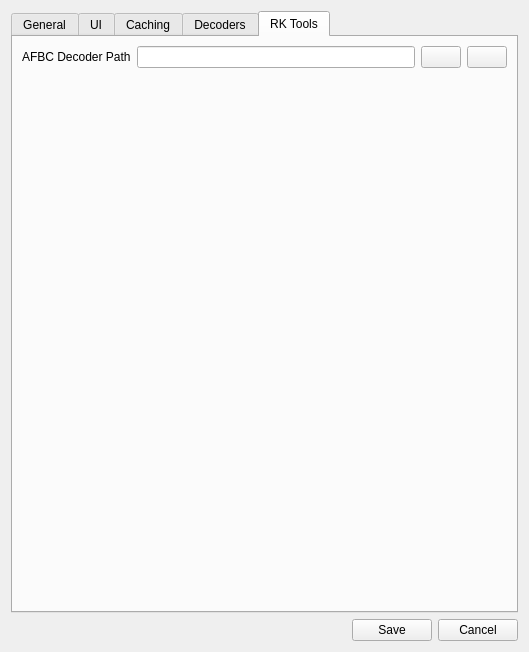
This is YUViewLib/ui/settingsDialog.ui in ganhailin/YUView as Qt 5 draws it before an edit. The edited form follows.
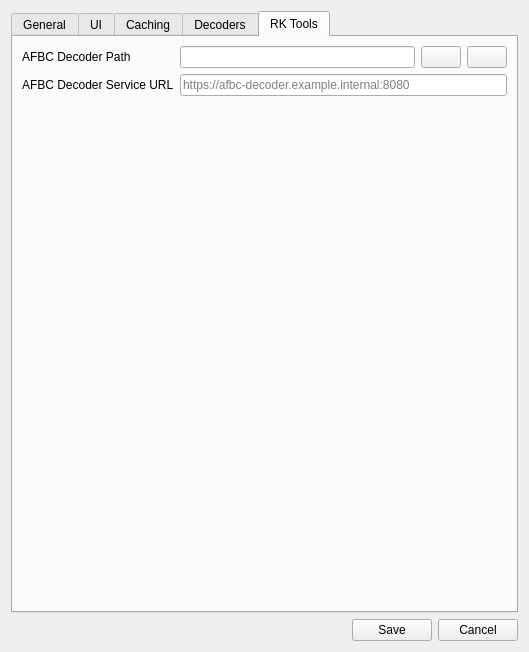
This is the edited form. The open tabs and pages were chosen to show the change. Icons and pictures are not drawn. Custom widgets are drawn as their Qt base class.

Commit message: feat: add AFBC decoder service and fix WebAssembly runtime issues

Diff of the .ui file:
```diff
--- a/YUViewLib/ui/settingsDialog.ui
+++ b/YUViewLib/ui/settingsDialog.ui
@@ -1441,6 +1441,20 @@
            </property>
           </widget>
          </item>
+         <item row="1" column="0">
+          <widget class="QLabel" name="labelAFBCDecoderServiceUrl">
+           <property name="text">
+            <string>AFBC Decoder Service URL</string>
+           </property>
+          </widget>
+         </item>
+         <item row="1" column="1" colspan="3">
+          <widget class="QLineEdit" name="lineEditAFBCDecoderServiceUrl">
+           <property name="placeholderText">
+            <string>https://afbc-decoder.example.internal:8080</string>
+           </property>
+          </widget>
+         </item>
         </layout>
        </item>
        <item>
```
The commit also changes 18 other files.
